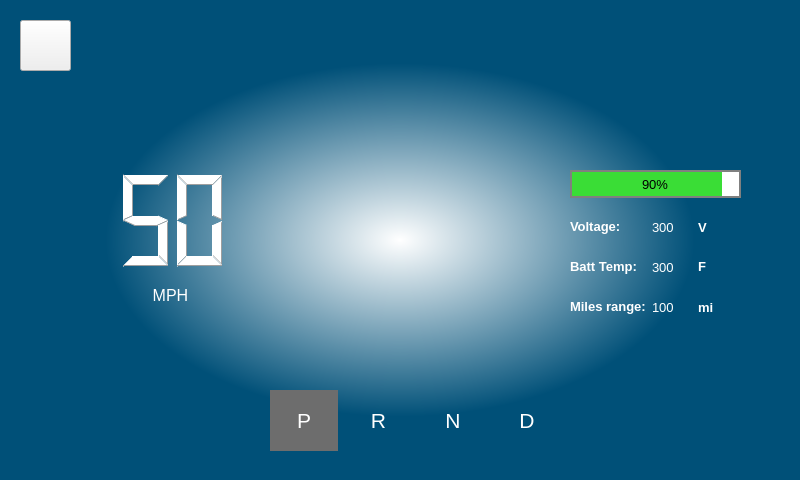
This is Dashboard.ui in uci-solar-car/Production-Dashboard-Code as Qt 5 draws it before an edit. The edited form follows.
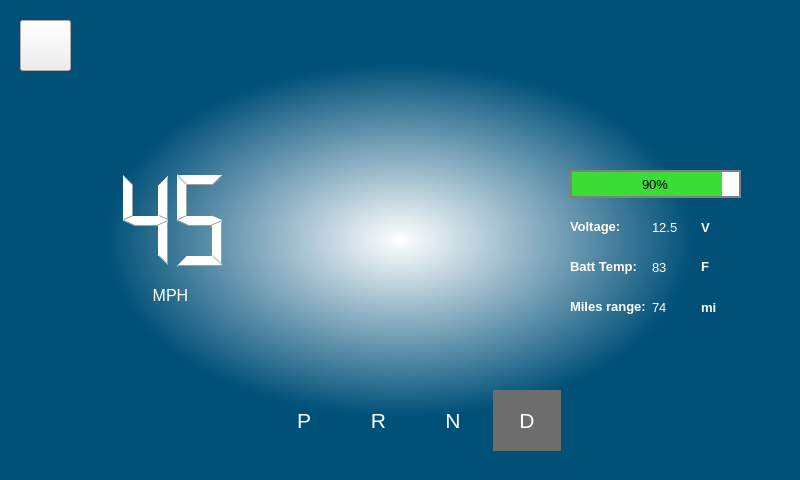
This is the edited form. Icons and pictures are not drawn.

What changed in the file:
```diff
--- a/Dashboard.ui
+++ b/Dashboard.ui
@@ -66,7 +66,7 @@
      <item>
       <widget class="QLabel" name="pLabel">
        <property name="styleSheet">
-        <string notr="true">background-color: rgb(109, 109, 109);</string>
+        <string notr="true"/>
        </property>
        <property name="text">
         <string>&lt;html&gt;&lt;head/&gt;&lt;body&gt;&lt;p align=&quot;center&quot;&gt;&lt;span style=&quot; font-size:16pt; color:#ffffff;&quot;&gt;P&lt;/span&gt;&lt;/p&gt;&lt;/body&gt;&lt;/html&gt;</string>
@@ -89,6 +89,9 @@
      </item>
      <item>
       <widget class="QLabel" name="dLabel">
+       <property name="styleSheet">
+        <string notr="true">background-color: rgb(109, 109, 109);</string>
+       </property>
        <property name="text">
         <string>&lt;html&gt;&lt;head/&gt;&lt;body&gt;&lt;p align=&quot;center&quot;&gt;&lt;span style=&quot; font-size:16pt; color:#ffffff;&quot;&gt;D&lt;/span&gt;&lt;/p&gt;&lt;/body&gt;&lt;/html&gt;</string>
        </property>
@@ -129,7 +132,7 @@
      <enum>QLCDNumber::Filled</enum>
     </property>
     <property name="intValue" stdset="0">
-     <number>50</number>
+     <number>45</number>
     </property>
    </widget>
    <widget class="QLabel" name="mphLabel">
@@ -222,7 +225,7 @@
      <rect>
       <x>570</x>
       <y>210</y>
-      <width>168</width>
+      <width>173</width>
       <height>114</height>
      </rect>
     </property>
@@ -255,7 +258,7 @@
         <string notr="true">color: rgb(255,255,255)</string>
        </property>
        <property name="text">
-        <string>300</string>
+        <string>83</string>
        </property>
       </widget>
      </item>
@@ -290,7 +293,7 @@
         <string notr="true">color: rgb(255,255,255)</string>
        </property>
        <property name="text">
-        <string>300</string>
+        <string>12.5</string>
        </property>
       </widget>
      </item>
@@ -337,7 +340,7 @@
         <string notr="true">color: white</string>
        </property>
        <property name="text">
-        <string>100</string>
+        <string>74</string>
        </property>
       </widget>
      </item>
```
Left out of the diff: 10 changed lines with no effect on the pictures.
